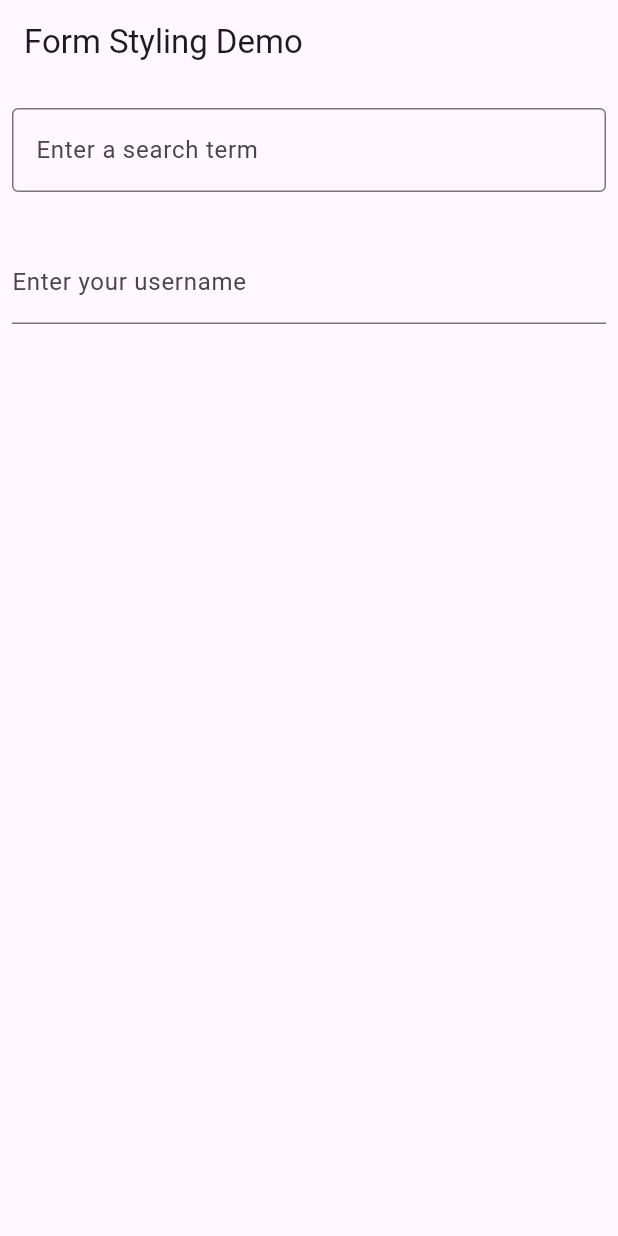
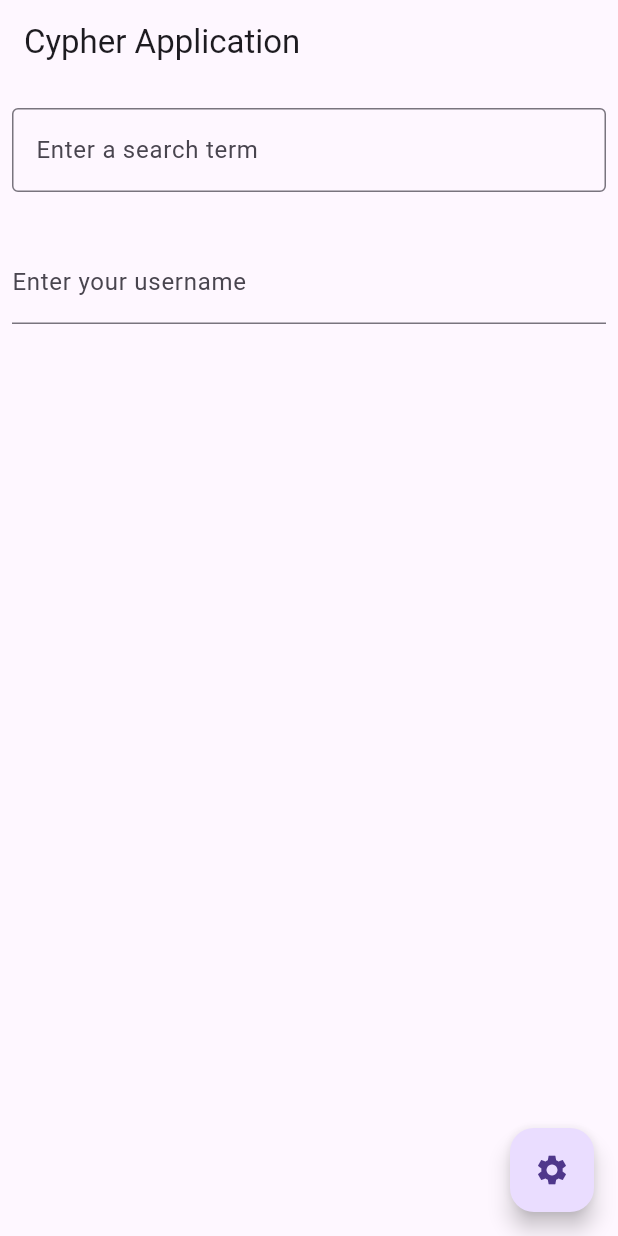
Before and after one commit to OlehZym/cypher_app, a Flutter app: the screen it shows after launch, on a phone screen of 412 x 824 dp. Run offline on Flutter 3.47's test engine with Material 3 defaults, Android fonts, the light colour scheme and no system bars.

Commit message:
Update form plus button below

```diff
--- a/lib/main.dart
+++ b/lib/main.dart
@@ -1,24 +1,24 @@
 import 'package:flutter/material.dart';
 
-void main() => runApp(const MyApp());
+void main() => runApp(const FloatingActionButtonExampleApp());
 
-class MyApp extends StatelessWidget {
-  const MyApp({super.key});
+// class MyApp extends StatelessWidget {
+//   const MyApp({super.key});
 
-  @override
-  Widget build(BuildContext context) {
-    const appTitle = 'Form Styling Demo';
-    return MaterialApp(
-      title: appTitle,
-      home: Scaffold(
-        appBar: AppBar(
-          title: const Text(appTitle),
-        ),
-        body: const MyCustomForm(),
-      ),
-    );
-  }
-}
+//   @override
+//   Widget build(BuildContext context) {
+//     const appTitle = 'Form Styling Demo';
+//     return MaterialApp(
+//       title: appTitle,
+//       home: Scaffold(
+//         appBar: AppBar(
+//           title: const Text(appTitle),
+//         ),
+//         body: const MyCustomForm(),
+//       ),
+//     );
+//   }
+// }
 
 class MyCustomForm extends StatelessWidget {
   const MyCustomForm({super.key});
@@ -51,13 +51,6 @@ class MyCustomForm extends StatelessWidget {
   }
 }
 
-import 'package:flutter/material.dart';
-
-/// Flutter code sample for [FloatingActionButton].
-
-void main() {
-  runApp(const FloatingActionButtonExampleApp());
-}
 
 class FloatingActionButtonExampleApp extends StatelessWidget {
   const FloatingActionButtonExampleApp({super.key});
@@ -95,13 +88,13 @@ class _FloatingActionButtonExampleState
   Widget build(BuildContext context) {
     return Scaffold(
       appBar: AppBar(
-        title: const Text('FloatingActionButton Sample'),
+        title: const Text('Cypher Application'),
       ),
-      body: const Center(child: Text('Press the button below!')),
+      body: const Center(child: MyCustomForm()),
       floatingActionButton: FloatingActionButton(
         onPressed: () {
           setState(() {
-            //index = (index + 1) % customizations.length;
+            index = (index + 1) % customizations.length;
           });
         },
         foregroundColor: customizations[index].$1,
```
Also changed, not shown: 1 other file.
